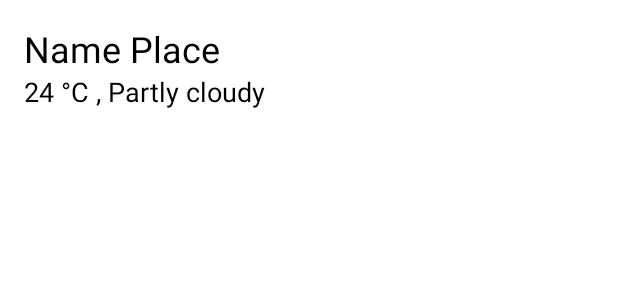
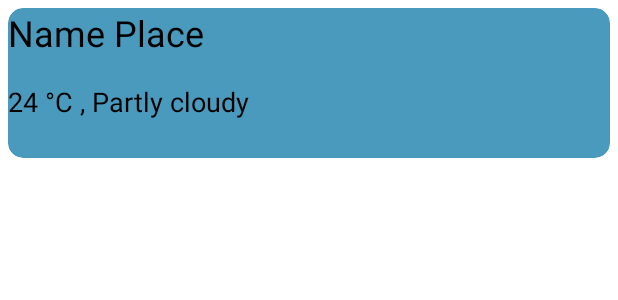
Before and after one commit to UlasevichVadim/MyWeather, an Android app: the layout item_weather_search_screen.xml on its own in the app's theme, with its tools: preview values and no code run, on a phone screen of 412 x 824 dp. Shown: the top 300 px of the screen. Run offline under Robolectric (Android 15) with nearby library versions, the phone set to English and light mode, and no system bars.

```diff
--- a/app/build.gradle
+++ b/app/build.gradle
@@ -56,6 +56,12 @@ dependencies {
     androidTestImplementation "androidx.room:room-testing:$roomVersion"
 
 
+    //Зависимости для Api
+    def retrofitVersion = '2.9.0'
+    implementation "com.squareup.retrofit2:retrofit:$retrofitVersion"
+    implementation "com.squareup.retrofit2:converter-gson:$retrofitVersion"
+    implementation("com.squareup.okhttp3:logging-interceptor:4.9.0")
+
 
 
 
--- a/app/src/main/java/com/vadimulasevich/yourweather/ui/screen/search/WeatherListRecyclerDiffAdapter.kt
+++ b/app/src/main/java/com/vadimulasevich/yourweather/ui/screen/search/WeatherListRecyclerDiffAdapter.kt
@@ -8,8 +8,6 @@ import androidx.recyclerview.widget.RecyclerView
 import com.vadimulasevich.yourweather.databinding.ItemWeatherSearchScreenBinding
 import com.vadimulasevich.yourweather.db.models.Weather
 
-
-///Пока, что будет Weather как шаблон модели!!!!!
 
 class WeatherListRecyclerDiffAdapter(
     private val layoutInflater: LayoutInflater,
@@ -32,7 +30,8 @@ class WeatherListRecyclerDiffAdapter(
         val item = getItem(position)
 
         holder.binding.apply {
-
+            itemWeatherNamePlace.text = item.address
+            itemWeatherTempretureAndDescription.text = "${item.tempreture} °C, ${item.description}"
         }
     }
 
--- a/app/src/main/res/layout/item_weather_search_screen.xml
+++ b/app/src/main/res/layout/item_weather_search_screen.xml
@@ -1,21 +1,29 @@
 <?xml version="1.0" encoding="utf-8"?>
-<LinearLayout xmlns:android="http://schemas.android.com/apk/res/android"
+<androidx.cardview.widget.CardView xmlns:android="http://schemas.android.com/apk/res/android"
+    xmlns:app="http://schemas.android.com/apk/res-auto"
     xmlns:tools="http://schemas.android.com/tools"
     android:layout_width="match_parent"
-    android:layout_height="wrap_content"
-    android:orientation="horizontal"
-    android:padding="@dimen/distance_16dp">
+    android:layout_height="@dimen/distance_100dp"
+    android:layout_marginStart="@dimen/distance_5dp"
+    android:layout_marginTop="@dimen/distance_5dp"
+    android:layout_marginEnd="@dimen/distance_5dp"
+    android:layout_marginBottom="@dimen/distance_5dp"
+    android:background="@color/black"
+    android:orientation="vertical"
+    android:padding="@dimen/distance_16dp"
+    app:cardBackgroundColor="@color/color_item_weather_list_cardView"
+    app:cardCornerRadius="@dimen/distance_10dp">
 
 
-    <LinearLayout
+    <androidx.constraintlayout.widget.ConstraintLayout
         android:layout_width="match_parent"
-        android:layout_height="wrap_content"
-        android:orientation="vertical">
+        android:layout_height="match_parent">
 
         <TextView
             android:id="@+id/itemWeatherNamePlace"
             android:layout_width="match_parent"
-            android:layout_height="wrap_content"
+            android:layout_height="@dimen/distance_50dp"
+            app:layout_constraintBottom_toBottomOf="@id/itemWeatherTempretureAndDescription"
             android:textColor="@color/black"
             android:textSize="@dimen/text_size_24sp"
             tools:text="Name Place" />
@@ -23,13 +31,14 @@
         <TextView
             android:id="@+id/itemWeatherTempretureAndDescription"
             android:layout_width="match_parent"
-            android:layout_height="wrap_content"
+            android:layout_height="@dimen/distance_50dp"
+            app:layout_constraintTop_toBottomOf="@id/itemWeatherNamePlace"
             android:ellipsize="end"
             android:maxLines="1"
             android:textColor="@color/black"
             android:textSize="@dimen/text_size_18sp"
             tools:text="24 °C , Partly cloudy" />
-    </LinearLayout>
 
+    </androidx.constraintlayout.widget.ConstraintLayout>
 
-</LinearLayout>
+</androidx.cardview.widget.CardView>
--- a/app/src/main/res/values/colors.xml
+++ b/app/src/main/res/values/colors.xml
@@ -8,4 +8,5 @@
     <color name="black">#FF000000</color>
     <color name="white">#FFFFFFFF</color>
     <color name="color_app_bar">#061540</color>
+    <color name="color_item_weather_list_cardView">#4A9ABE</color>
 </resources>
```
Also changed, not shown: app/src/main/java/com/vadimulasevich/yourweather/db/models/Weather.kt (+12 -3 lines), app/src/main/java/com/vadimulasevich/yourweather/network/WeatherApi.kt (added, +29 -0 lines), app/src/main/java/com/vadimulasevich/yourweather/network/models/Main.kt (added, +12 -0 lines), app/src/main/java/com/vadimulasevich/yourweather/network/models/Sys.kt (added, +9 -0 lines), app/src/main/java/com/vadimulasevich/yourweather/network/models/WeatherApiResponse.kt (added, +10 -0 lines), app/src/main/java/com/vadimulasevich/yourweather/network/models/WeatherNetwork.kt (added, +8 -0 lines), app/src/main/java/com/vadimulasevich/yourweather/network/models/Wind.kt (added, +7 -0 lines), app/src/main/java/com/vadimulasevich/yourweather/repository/WeatherNetworkRepository.kt (added, +12 -0 lines), app/src/main/java/com/vadimulasevich/yourweather/ui/screen/search/SearchScreenFragment.kt (+36 -1 lines), app/src/main/java/com/vadimulasevich/yourweather/ui/screen/search/SearchScreenViewModel.kt (+48 -0 lines), app/src/main/res/layout/fragment_search_screen.xml (+16 -0 lines).
